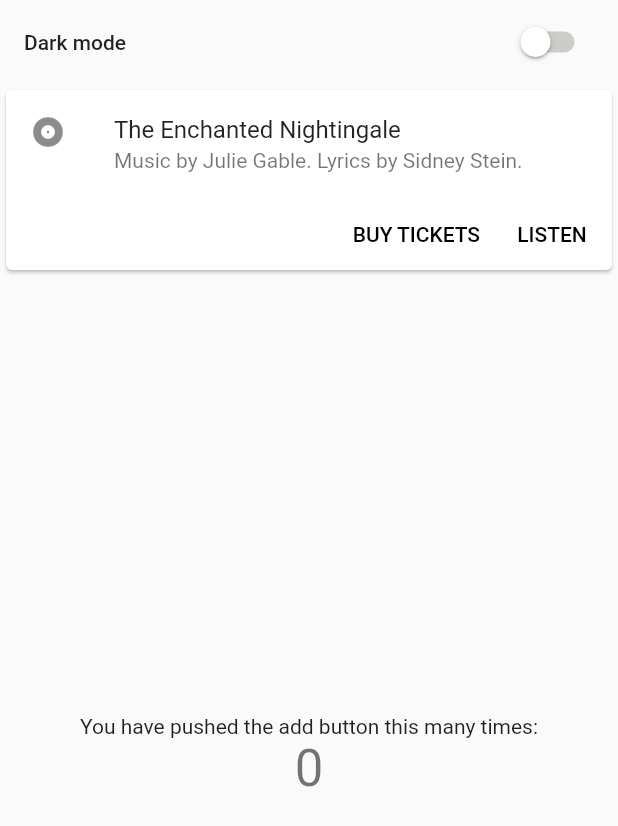
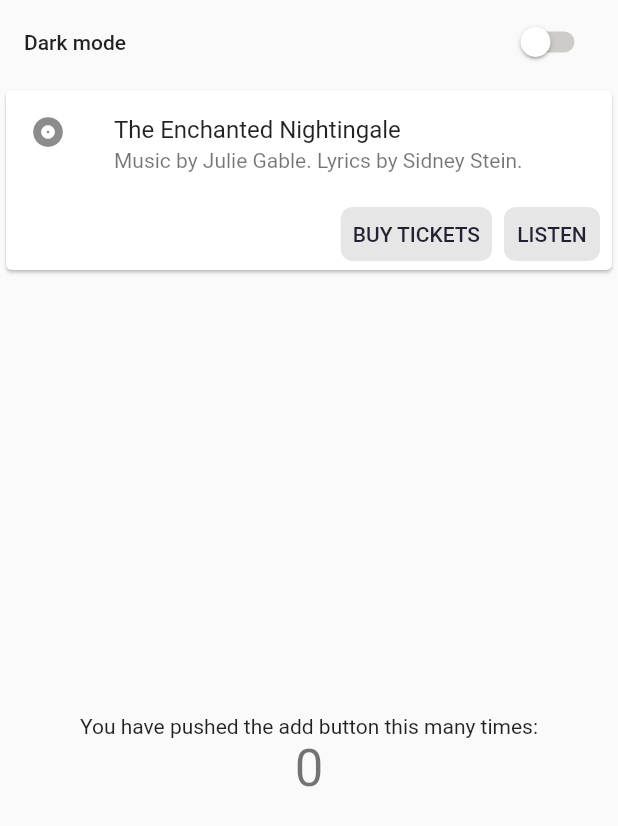
Before and after one commit to gtk-flutter/adwaita, a Flutter app: the screen it shows after launch, on a phone screen of 412 x 824 dp. Shown: the top 826 px of the screen. Run offline on Flutter 3.47's test engine with Material 2 defaults, Android fonts, the phone set to English and light mode, and no system bars.

Commit message:
Add decorator for input fields and text button

```diff
--- a/lib/src/theme.dart
+++ b/lib/src/theme.dart
@@ -38,7 +38,6 @@ final lightTheme = ThemeData(
     backgroundColor: _lightColorScheme.background,
     dialogBackgroundColor: _lightColorScheme.background,
     errorColor: _lightColorScheme.error,
-    // textTheme: _textTheme,
     indicatorColor: _lightColorScheme.secondary,
     applyElevationOverlayColor: false,
     colorScheme: _lightColorScheme,
@@ -57,8 +56,25 @@ final lightTheme = ThemeData(
       selectedItemColor: _lightColorScheme.primary,
       unselectedItemColor: adwaita.Colors.dark3,
     ),
-    inputDecorationTheme: const InputDecorationTheme(
-      border: OutlineInputBorder(),
+    inputDecorationTheme: InputDecorationTheme(
+      filled: true,
+      fillColor: adwaita.Colors.button,
+      enabledBorder: const OutlineInputBorder(
+        borderRadius: BorderRadius.all(
+          Radius.circular(8.0),
+        ),
+        borderSide: BorderSide(
+            width: 1.0, style: BorderStyle.solid, color: Colors.transparent),
+      ),
+      focusedBorder: const OutlineInputBorder(
+        borderRadius: BorderRadius.all(
+          Radius.circular(8.0),
+        ),
+        borderSide: BorderSide(
+            width: 1.0,
+            style: BorderStyle.solid,
+            color: adwaita.Colors.blueAccent),
+      ),
     ));
 
 final darkTheme = ThemeData(
@@ -100,10 +116,26 @@ final darkTheme = ThemeData(
       selectedItemColor: _darkColorScheme.primary,
       unselectedItemColor: adwaita.Colors.warmGrey.shade300,
     ),
-  inputDecorationTheme: const InputDecorationTheme(
-    border: OutlineInputBorder(),
+    inputDecorationTheme: InputDecorationTheme(
+      filled: true,
+      fillColor: adwaita.Colors.darkButton,
+      enabledBorder: const OutlineInputBorder(
+        borderRadius: BorderRadius.all(
+          Radius.circular(8.0),
         ),
-);
+        borderSide: BorderSide(
+            width: 1.0, style: BorderStyle.solid, color: Colors.transparent),
+      ),
+      focusedBorder: const OutlineInputBorder(
+        borderRadius: BorderRadius.all(
+          Radius.circular(8.0),
+        ),
+        borderSide: BorderSide(
+            width: 1.0,
+            style: BorderStyle.solid,
+            color: adwaita.Colors.blueAccent),
+      ),
+    ));
 
 // Special casing some widgets to get the desired Adwaita look
 // Buttons
@@ -156,11 +188,22 @@ final _darkOutlinedButtonThemeData = OutlinedButtonThemeData(
 final _textButtonThemeData = TextButtonThemeData(
     style: TextButton.styleFrom(
   visualDensity: _commonButtonStyle.visualDensity,
-        primary: Colors.black));
+  backgroundColor: adwaita.Colors.button,
+  primary: adwaita.Colors.dark4,
+  shape: const RoundedRectangleBorder(
+      borderRadius: BorderRadius.all(Radius.circular(8)),
+      side: BorderSide(color: Colors.transparent)),
+));
 
 final _darkTextButtonThemeData = TextButtonThemeData(
     style: TextButton.styleFrom(
-        visualDensity: _darkCommonButtonStyle.visualDensity));
+  visualDensity: _darkCommonButtonStyle.visualDensity,
+  backgroundColor: adwaita.Colors.darkButton,
+  primary: Colors.white,
+  shape: const RoundedRectangleBorder(
+      borderRadius: BorderRadius.all(Radius.circular(8)),
+      side: BorderSide(color: Colors.transparent)),
+));
 
 ElevatedButtonThemeData _getElevatedButtonThemeData(Brightness brightness) {
   if (brightness == Brightness.light) {
```
Also changed, not shown: lib/src/utils/colors.dart (+9 -0 lines), example/pubspec.lock. Lines whose indentation alone changed are shown as unchanged.
